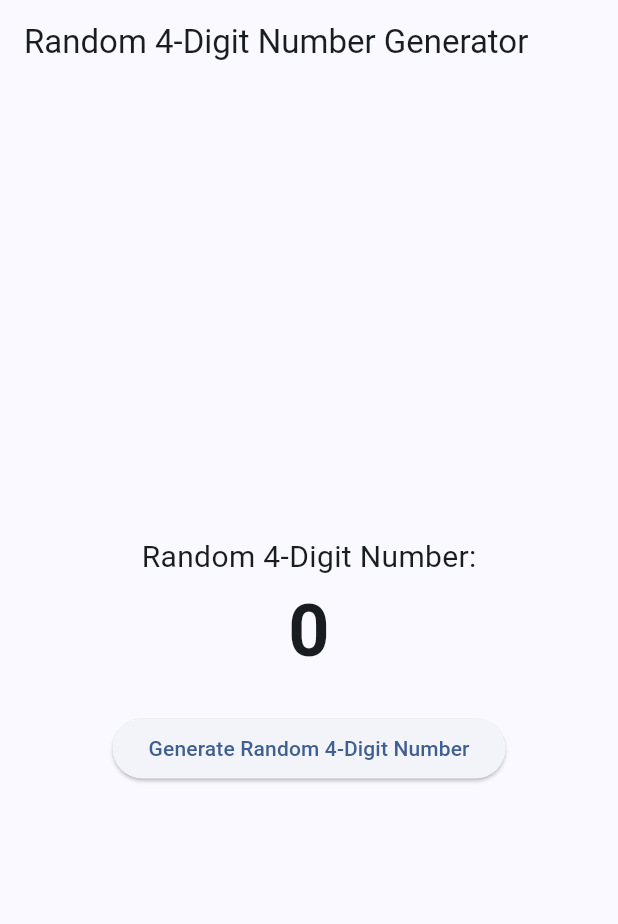
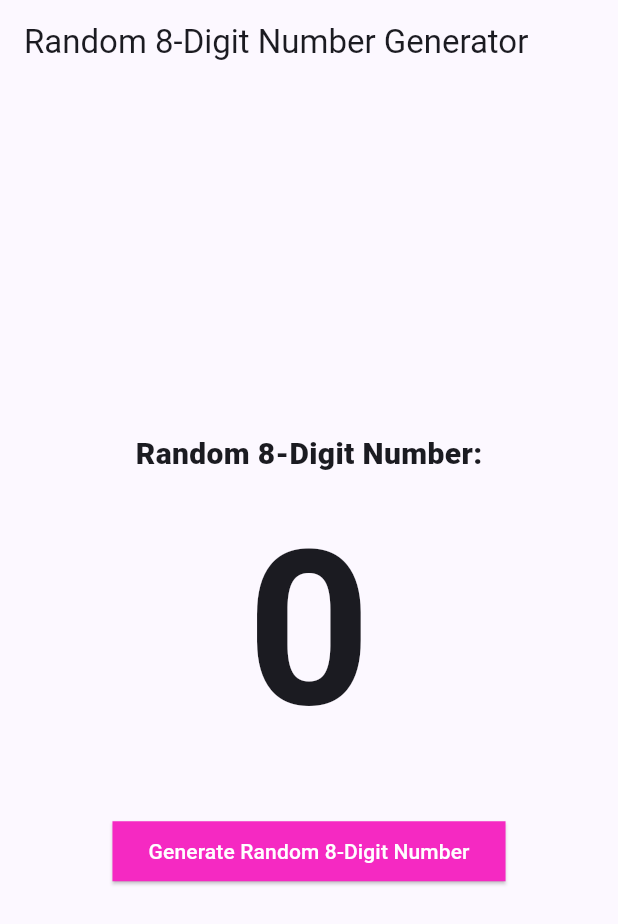
Before and after one commit to louisahouser/CSC325, a Flutter app: the screen it shows after launch, on a phone screen of 412 x 824 dp. Shown: the top 924 px of the screen. Run offline on Flutter 3.47's test engine with Material 3 defaults, Android fonts, the phone set to English and light mode, and no system bars.

Commit message:
added random number generator app

```diff
--- a/random_num_gen/lib/main.dart
+++ b/random_num_gen/lib/main.dart
@@ -1,3 +1,4 @@
+
 import 'package:flutter/material.dart';
 import 'dart:math';
 
@@ -12,25 +13,10 @@ class MyApp extends StatelessWidget {
   @override
   Widget build(BuildContext context) {
     return MaterialApp(
-      home: RandomNumberGenerator(),
+      home: const RandomNumberGenerator(),
       theme: ThemeData(
-        // This is the theme of your application.
-        //
-        // TRY THIS: Try running your application with "flutter run". You'll see
-        // the application has a purple toolbar. Then, without quitting the app,
-        // try changing the seedColor in the colorScheme below to Colors.green
-        // and then invoke "hot reload" (save your changes or press the "hot
-        // reload" button in a Flutter-supported IDE, or press "r" if you used
-        // the command line to start the app).
-        //
-        // Notice that the counter didn't reset back to zero; the application
-        // state is not lost during the reload. To reset the state, use hot
-        // restart instead.
-        //
-        // This works for code too, not just values: Most code changes can be
-        // tested with just a hot reload.
         colorScheme:
-            ColorScheme.fromSeed(seedColor: Color.fromARGB(255, 33, 120, 219)),
+            ColorScheme.fromSeed(seedColor: const Color.fromARGB(255, 39, 25, 238)),
         useMaterial3: true,
       ),
       debugShowCheckedModeBanner: false,
@@ -39,6 +25,8 @@ class MyApp extends StatelessWidget {
 }
 
 class RandomNumberGenerator extends StatefulWidget {
+  const RandomNumberGenerator({super.key});
+
   @override
   _RandomNumberGeneratorState createState() => _RandomNumberGeneratorState();
 }
@@ -49,7 +37,7 @@ class _RandomNumberGeneratorState extends State<RandomNumberGenerator> {
 
   void generateRandomNumber() {
     setState(() {
-      _randomNumber = 1000 + _random.nextInt(9000);
+      _randomNumber = 10000000 + _random.nextInt(90000000);
 
       /// generates random 4 digit number
     });
@@ -59,24 +47,32 @@ class _RandomNumberGeneratorState extends State<RandomNumberGenerator> {
   Widget build(BuildContext context) {
     return Scaffold(
       appBar: AppBar(
-        title: Text('Random 4-Digit Number Generator'),
+        title: const Text('Random 8-Digit Number Generator'),
       ),
       body: Center(
         child: Column(
           mainAxisAlignment: MainAxisAlignment.center,
           children: <Widget>[
-            Text(
-              'Random 4-Digit Number:',
-              style: TextStyle(fontSize: 20),
+            const Text(
+              'Random 8-Digit Number:',
+              style: TextStyle(fontSize: 20, fontWeight: FontWeight.w800),
             ),
             Text(
               '$_randomNumber', // display generated number
-              style: TextStyle(fontSize: 48, fontWeight: FontWeight.bold),
+              style:
+                  const TextStyle(fontSize: 144, fontWeight: FontWeight.bold),
             ),
-            SizedBox(height: 20),
+            const SizedBox(height: 20),
             ElevatedButton(
               onPressed: generateRandomNumber,
-              child: Text('Generate Random 4-Digit Number'),
+              style: const ButtonStyle(
+                  backgroundColor: MaterialStatePropertyAll(
+                      Color.fromARGB(255, 245, 41, 194)),
+                  foregroundColor: MaterialStatePropertyAll(
+                      Color.fromARGB(255, 254, 254, 255)),
+                  mouseCursor: MaterialStatePropertyAll(MouseCursor.defer),
+                  shape: MaterialStatePropertyAll(BeveledRectangleBorder())),
+              child: const Text('Generate Random 8-Digit Number'),
             ),
           ],
         ),
```
